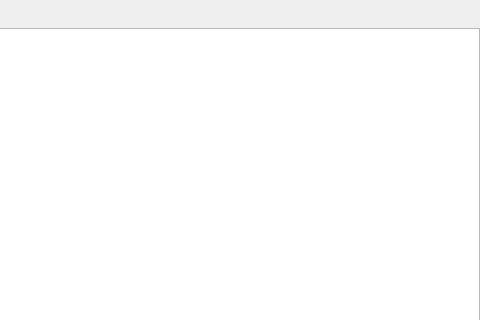
Qt form src/stockmonitor/ui/widget/transactionswidget.ui (anetczuk/stock-monitor) before a commit; both pictures show x 256 to 736 and y 0 to 320 of the 736 by 637 pixel window.
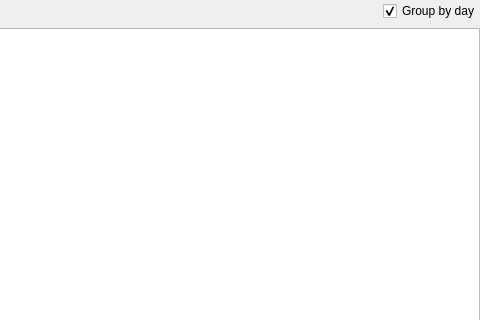
The same form after that commit. Custom widgets are drawn as their Qt base class.

Commit message: Add option to group transactions by day

```diff
--- a/src/stockmonitor/ui/widget/transactionswidget.ui
+++ b/src/stockmonitor/ui/widget/transactionswidget.ui
@@ -67,6 +67,16 @@
        </property>
       </spacer>
      </item>
+     <item>
+      <widget class="QCheckBox" name="groupByDayCB">
+       <property name="text">
+        <string>Group by day</string>
+       </property>
+       <property name="checked">
+        <bool>true</bool>
+       </property>
+      </widget>
+     </item>
     </layout>
    </item>
    <item>
```
The commit also changes 4 other files.
